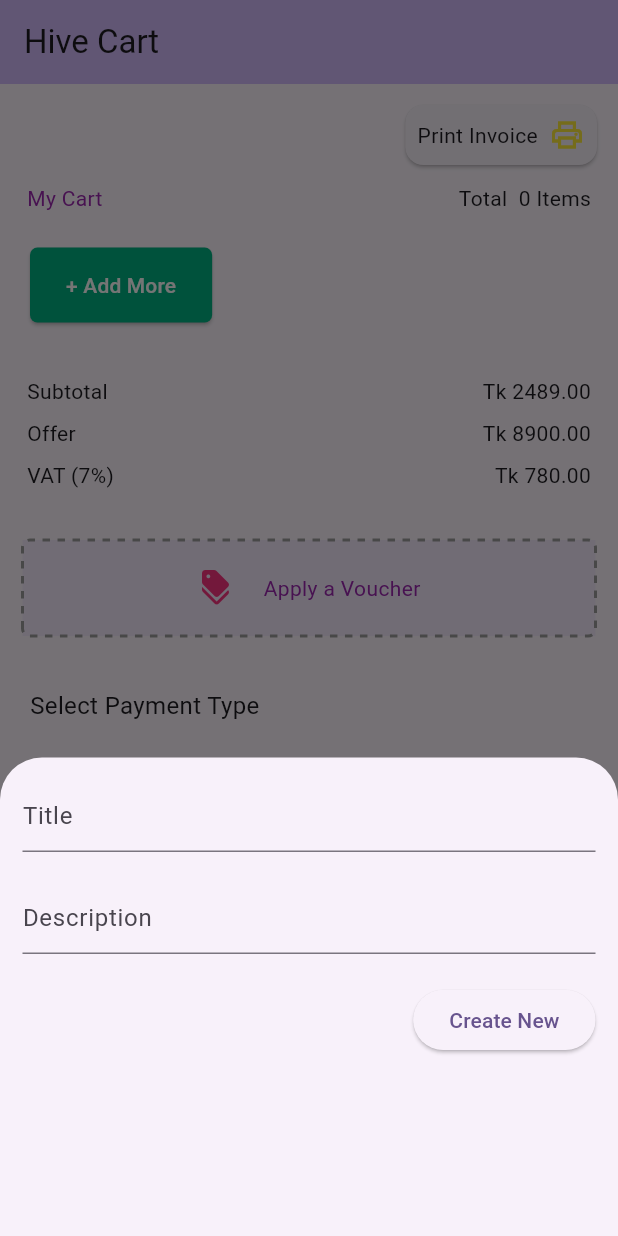
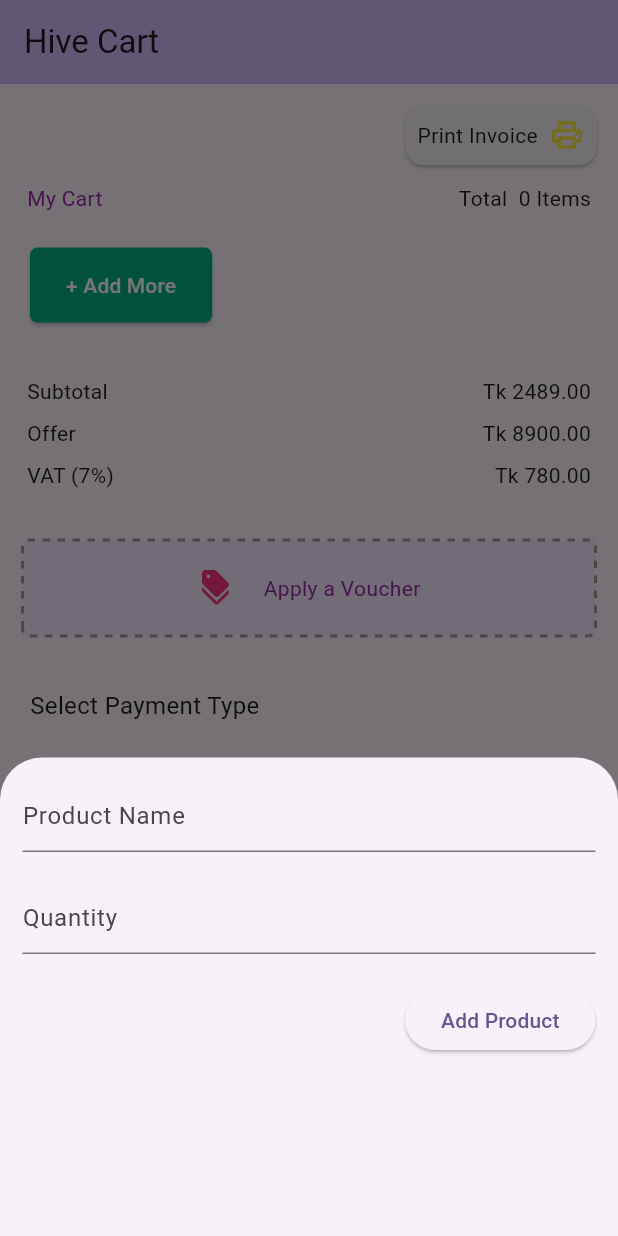
Before and after one commit to Ibrahim-Lokman/hive_practise_app, a Flutter app: the screen it shows after launch, after a tap on the "add" icon, on a phone screen of 412 x 824 dp. Run offline on Flutter 3.47's test engine with Material 2 defaults, Android fonts, the phone set to English and light mode, and no system bars; drawn by our look-alikes of dotted_border; our stand-ins replace hive_flutter; accounts and stored records are empty; Roboto replaces fonts that are missing (Inter-Bold, Inter-Regular, Inter-regular).

Commit message:
update, add functionality fixed.

```diff
--- a/lib/main.dart
+++ b/lib/main.dart
@@ -117,14 +117,14 @@ class _HomePageState extends State<HomePage> {
                 children: [
                   TextField(
                     controller: _nameController,
-                    decoration: const InputDecoration(hintText: 'Title'),
+                    decoration: const InputDecoration(hintText: 'Product Name'),
                   ),
                   const SizedBox(
                     height: 20,
                   ),
                   TextField(
                     controller: _descController,
-                    decoration: const InputDecoration(hintText: 'Description'),
+                    decoration: const InputDecoration(hintText: 'Quantity'),
                   ),
                   const SizedBox(
                     height: 20,
@@ -142,7 +142,7 @@ class _HomePageState extends State<HomePage> {
                       _descController.text = '';
                       Navigator.of(context).pop();
                     },
-                    child: Text(itemKey == null ? 'Create New' : 'Update'),
+                    child: Text(itemKey == null ? 'Add Product' : 'Update'),
                   )
                 ],
               ),
@@ -271,7 +271,8 @@ class _HomePageState extends State<HomePage> {
                                                   style: TextStyle(
                                                       color: Colors.purple),
                                                 ),
-                                                Text("Qty: Dummy")
+                                                Text(
+                                                    "Qty: ${items[index]['description']}")
                                               ],
                                             ),
                                           )
```
